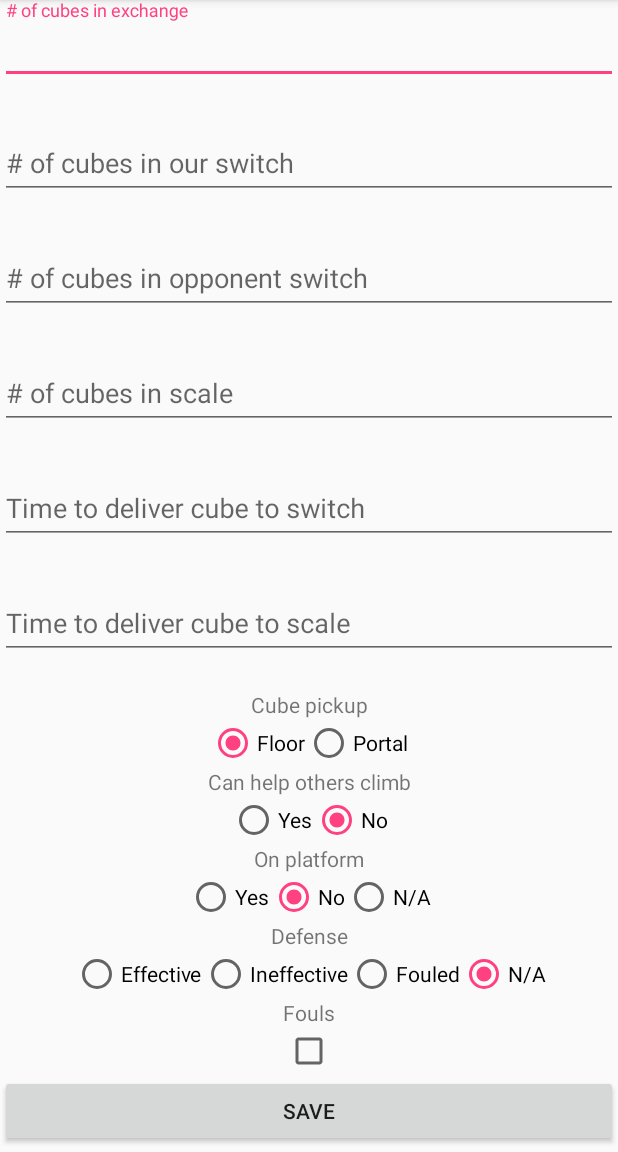
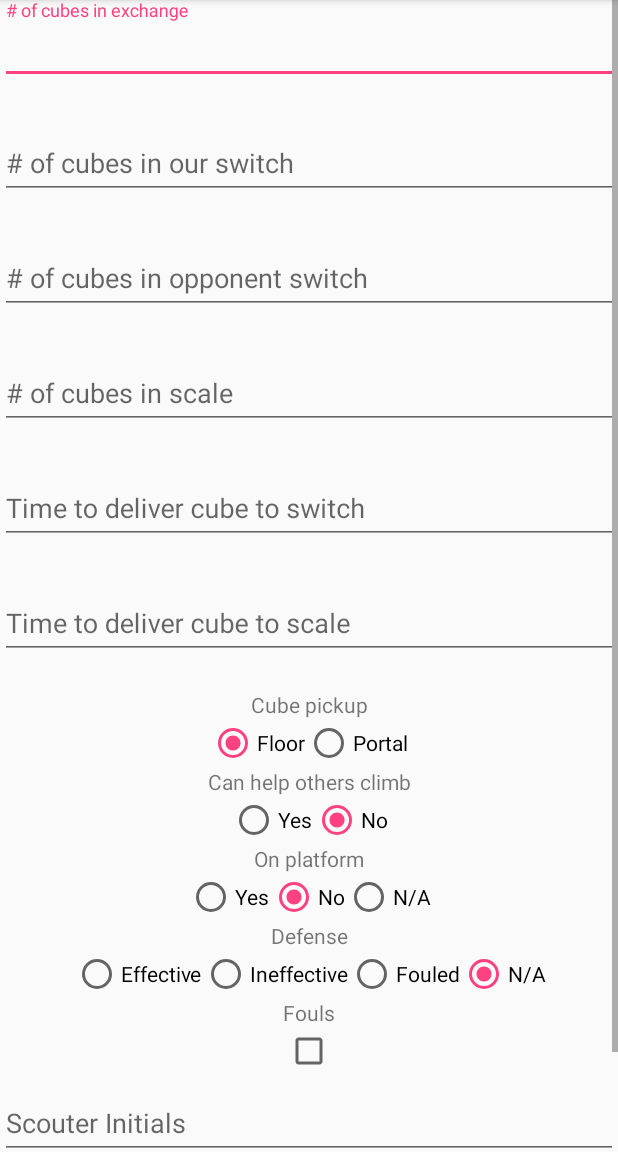
Before and after one commit to FRCTeam107/Scouting2018, an Android app: the TeleopActivity screen opened directly, with no data from a screen before it, on a phone screen of 412 x 824 dp, the part 84-1236 px from its top. Run offline under Robolectric (Android 15) with nearby library versions, the phone set to English and light mode, and no system bars; our stand-ins replace ButterKnife; 1 statement that could not run was skipped.

Commit message:
David R - added scouter initials field to teleop

```diff
--- a/app/src/main/java/com/example/vande/scouting2018/TeleopActivity.java
+++ b/app/src/main/java/com/example/vande/scouting2018/TeleopActivity.java
@@ -55,6 +55,9 @@ public class TeleopActivity extends AppCompatActivity implements View.OnKeyListe
     @BindView(R.id.teleopTimeToDeliverToScale_input_layout)
     public TextInputLayout teleopTimeToDeliverToScaleInputLayout;
 
+    @BindView(R.id.scouterInitials_input_layout)
+    public TextInputLayout scouterInitialsInputLayout;
+
     @BindView(R.id.teleopCubesInExchange_input)
     public TextInputEditText teleopCubesInExchangeInput;
 
@@ -72,6 +75,9 @@ public class TeleopActivity extends AppCompatActivity implements View.OnKeyListe
 
     @BindView(R.id.teleopTimeToDeliverToScale_input)
     public TextInputEditText teleopTimeToDeliverCubeToScaleInput;
+
+    @BindView(R.id.scouterInitials_input)
+    public TextInputEditText scouterInitialsInput;
 
     @BindView(R.id.cubePickup_RadiobtnGrp)
     public RadioGroup cubePickupRadiobtnGrp;
@@ -202,6 +208,10 @@ public class TeleopActivity extends AppCompatActivity implements View.OnKeyListe
                     case R.id.teleopTimeToDeliverToScale_input:
                         teleopTimeToDeliverToScaleInputLayout.setError(null);
                         break;
+
+                    case R.id.scouterInitials_input:
+                        scouterInitialsInputLayout.setError(null);
+                        break;
                 }
             }
         }
@@ -239,6 +249,9 @@ public class TeleopActivity extends AppCompatActivity implements View.OnKeyListe
         } else if (StringUtils.isEmptyOrNull(getTextInputLayoutString(teleopTimeToDeliverToScaleInputLayout))) {
             teleopTimeToDeliverToScaleInputLayout.setError(getText(R.string.climbTimeError));
             ViewUtils.requestFocus(teleopTimeToDeliverToScaleInputLayout, this);
+        } else if (StringUtils.isEmptyOrNull(getTextInputLayoutString(scouterInitialsInputLayout))) {
+            scouterInitialsInputLayout.setError(getText(R.string.creatorInitialError));
+            ViewUtils.requestFocus(scouterInitialsInputLayout, this);
         } else {
             allInputsPassed = true;
         }
--- a/app/src/main/res/layout/activity_teleop.xml
+++ b/app/src/main/res/layout/activity_teleop.xml
@@ -295,6 +295,26 @@
             app:layout_constraintRight_toRightOf="parent"
             app:layout_constraintTop_toBottomOf="@+id/fouls_TextView" />
 
+        <android.support.design.widget.TextInputLayout
+            android:id="@+id/scouterInitials_input_layout"
+            android:layout_width="0dp"
+            android:layout_height="wrap_content"
+            android:hint="@string/scouterInitials"
+            app:errorEnabled="true"
+            app:layout_constraintLeft_toLeftOf="parent"
+            app:layout_constraintRight_toRightOf="parent"
+            app:layout_constraintTop_toBottomOf="@id/fouls_chkbx">
+
+            <android.support.design.widget.TextInputEditText
+                android:id="@+id/scouterInitials_input"
+                android:layout_width="match_parent"
+                android:layout_height="wrap_content"
+                android:inputType="number"
+                app:layout_constraintLeft_toLeftOf="parent"
+                app:layout_constraintRight_toRightOf="parent"
+                app:layout_constraintTop_toBottomOf="parent" />
+        </android.support.design.widget.TextInputLayout>
+
         <Button
             android:id="@+id/save_btn"
             android:layout_width="0dp"
@@ -303,6 +323,6 @@
             android:text="@string/saveButton"
             app:layout_constraintLeft_toLeftOf="parent"
             app:layout_constraintRight_toRightOf="parent"
-            app:layout_constraintTop_toBottomOf="@+id/fouls_chkbx"/>
+            app:layout_constraintTop_toBottomOf="@+id/scouterInitials_input_layout"/>
     </android.support.constraint.ConstraintLayout>
 </ScrollView>
--- a/app/src/main/res/values/strings.xml
+++ b/app/src/main/res/values/strings.xml
@@ -78,6 +78,8 @@
     <string name="fouls">Fouls</string>
     <string name="nextButton">Move To Teleop</string>
 
+    <string name="scouterInitials">Scouter Initials</string>
+
 
     <!--Teleop Error Strings-->
     <string name="teleopGearPlacedError">Enter Gears Placed</string>
@@ -86,6 +88,7 @@
     <string name="teleopHighFuelMissedError">Enter High Fuel Missed</string>
     <string name="teleopLowFuelError">Enter Low Fuel Scored</string>
     <string name="climbTimeError">Enter Climb Time</string>
+    <string name="creatorInitialError">Enter Scouter Initials</string>
 
 
     <!--Menu Strings-->
```
